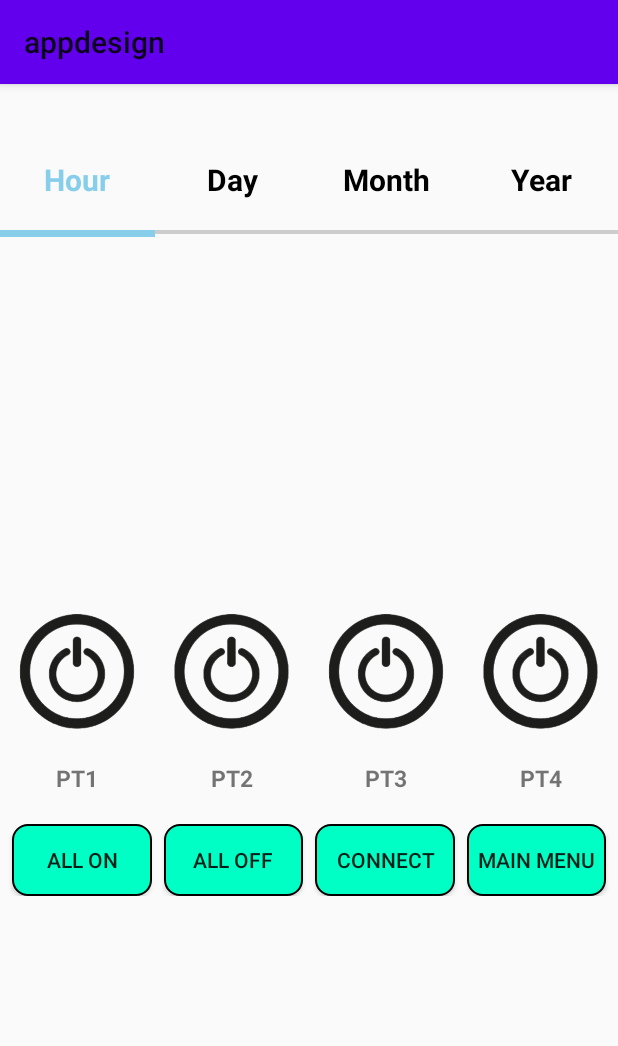
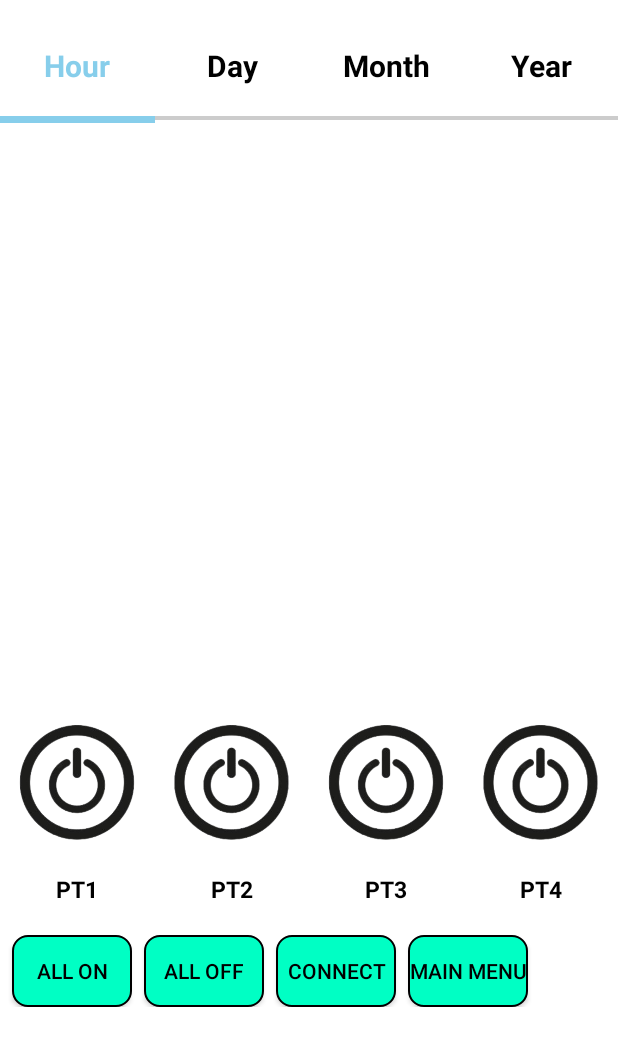
Before and after one commit to htshot/androidProject, an Android app: the screen it shows after launch (MainActivity), on a phone screen of 412 x 824 dp. Shown: the top 1046 px of the screen. Run offline under Robolectric (Android 15) with nearby library versions, the phone set to English and light mode, and no system bars.

Commit message:
first commit

```diff
--- a/app/src/main/AndroidManifest.xml
+++ b/app/src/main/AndroidManifest.xml
@@ -9,7 +9,7 @@
         android:icon="@mipmap/ic_launcher"
         android:label="@string/app_name"
         android:supportsRtl="true"
-        android:theme="@style/Theme.Appdesign"
+        android:theme="@style/Theme.AppCompat.NoActionBar"
         tools:targetApi="31">
         <meta-data
             android:name="com.google.android.actions"
--- a/app/src/main/java/com/example/appdesign/MainActivity.java
+++ b/app/src/main/java/com/example/appdesign/MainActivity.java
@@ -25,12 +25,14 @@ public class MainActivity extends AppCompatActivity {
         super.onCreate(savedInstanceState);
         setContentView(R.layout.activity_main);
 
+        // 그래프 삽입시 layout 부분 imagebutton gridlayout부분에서 margintop 변경
+
         // !주의사항 (해당 파일에서 작업 할거면 상관 X)
         // drawable 부분 button_round.xml 파일 생성할 것 (element를 shape로 생성)
         // 생성했다면 Manifest 부분 14~16줄 meta-data 생성
         // values 부분 dimens.xml 생성할 것 (element를 resources로 생성)
-        // xml은 gridlayout 위주로 생성
-        // 실제 폰으로 안돌려봄 pixel2 api 32 에뮬 사용 비율 안맞을 시 문의 ㄱㄱ
+        // manifest.xml 에서 theme을 @style/Theme.AppCompat.NoActionBar로 변경
+
 
         //Hour,day,month,year Text id
         hour = findViewById(R.id.hour);
--- a/app/src/main/res/layout/activity_main.xml
+++ b/app/src/main/res/layout/activity_main.xml
@@ -2,16 +2,18 @@
 <LinearLayout xmlns:android="http://schemas.android.com/apk/res/android"
     android:orientation="vertical"
     android:layout_width="match_parent"
-    android:layout_height="match_parent">
+    android:layout_height="match_parent"
+    android:background="@color/white">
 
 
         <GridLayout
-            android:layout_marginTop="50dp"
+            android:layout_marginTop="30dp"
             android:layout_width="match_parent"
             android:layout_height="wrap_content"
             android:columnCount="4"
             android:rowCount="1"
-            android:orientation="horizontal">
+            android:orientation="horizontal"
+            >
             <TextView
                 android:textAlignment="center"
                 android:layout_width="0dp"
@@ -63,7 +65,6 @@
         </GridLayout>
 
         <GridLayout
-
             android:layout_width="match_parent"
             android:layout_height="wrap_content"
             android:columnCount="4"
@@ -105,7 +106,7 @@
             android:columnCount="4"
             android:rowCount="1"
             android:orientation="horizontal"
-            android:layout_marginTop="250dp">
+            android:layout_marginTop="400dp">
 
             <ImageButton
                 android:layout_width="0dp"
@@ -164,6 +165,7 @@
                 android:textSize="15sp"
                 android:textAlignment="center"
                 android:textStyle="bold"
+                android:textColor="@color/black"
                 />
 
             <TextView
@@ -173,7 +175,8 @@
                 android:text="PT2"
                 android:textSize="15sp"
                 android:textAlignment="center"
-                android:textStyle="bold"/>
+                android:textStyle="bold"
+                android:textColor="@color/black"/>
 
             <TextView
                 android:layout_width="0dp"
@@ -182,7 +185,8 @@
                 android:text="PT3"
                 android:textSize="15sp"
                 android:textAlignment="center"
-                android:textStyle="bold"/>
+                android:textStyle="bold"
+                android:textColor="@color/black"/>
 
             <TextView
                 android:layout_width="0dp"
@@ -191,12 +195,13 @@
                 android:text="PT4"
                 android:textSize="15sp"
                 android:textAlignment="center"
-                android:textStyle="bold"/>
+                android:textStyle="bold"
+                android:textColor="@color/black"/>
 
         </GridLayout>
 
     <GridLayout
-        android:layout_width="match_parent"
+        android:layout_width="wrap_content"
         android:layout_height="wrap_content"
         android:orientation="horizontal"
         android:columnCount="4"
@@ -205,7 +210,7 @@
         >
 
         <Button
-            android:layout_width="wrap_content"
+            android:layout_width="80dp"
             android:layout_height="wrap_content"
             android:text="ALL ON"
             android:layout_columnWeight="1"
@@ -213,10 +218,11 @@
             android:layout_marginEnd="4dp"
             android:gravity="center"
             android:background="@drawable/button_round"
-            android:id="@+id/allon"/>
+            android:id="@+id/allon"
+            android:textColor="@color/black"/>
 
         <Button
-            android:layout_width="wrap_content"
+            android:layout_width="80dp"
             android:layout_height="wrap_content"
             android:text="ALL OFF"
             android:layout_columnWeight="1"
@@ -224,10 +230,11 @@
             android:layout_marginEnd="4dp"
             android:gravity="center"
             android:background="@drawable/button_round"
-            android:id="@+id/alloff"/>
+            android:id="@+id/alloff"
+            android:textColor="@color/black"/>
 
         <Button
-            android:layout_width="wrap_content"
+            android:layout_width="80dp"
             android:layout_height="wrap_content"
             android:text="CONNECT"
             android:layout_columnWeight="1"
@@ -235,10 +242,11 @@
             android:layout_marginEnd="4dp"
             android:gravity="center"
             android:background="@drawable/button_round"
-            android:id="@+id/connect"/>
+            android:id="@+id/connect"
+            android:textColor="@color/black"/>
 
         <Button
-            android:layout_width="wrap_content"
+            android:layout_width="80dp"
             android:layout_height="wrap_content"
             android:text="MAIN MENU"
             android:layout_columnWeight="1"
@@ -246,6 +254,7 @@
             android:layout_marginEnd="8dp"
             android:gravity="center"
             android:background="@drawable/button_round"
-            android:id="@+id/mainmenu"/>
+            android:id="@+id/mainmenu"
+            android:textColor="@color/black"/>
     </GridLayout>
 </LinearLayout>
```
